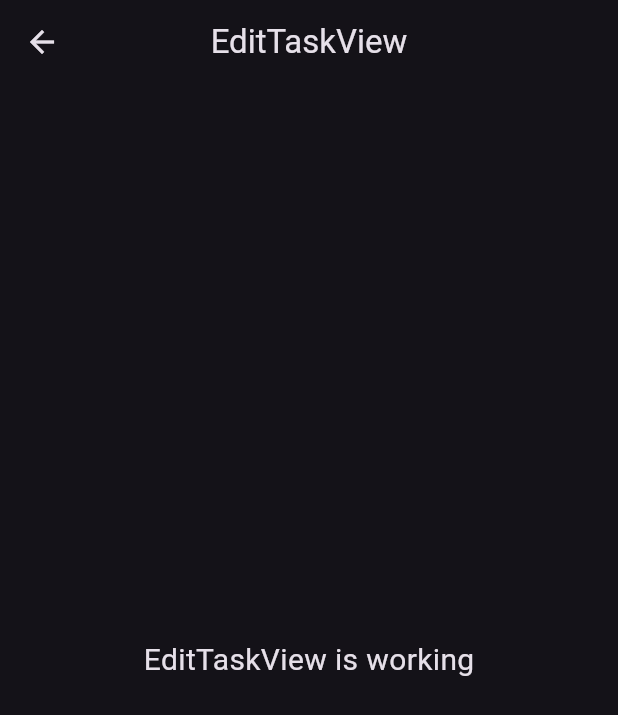
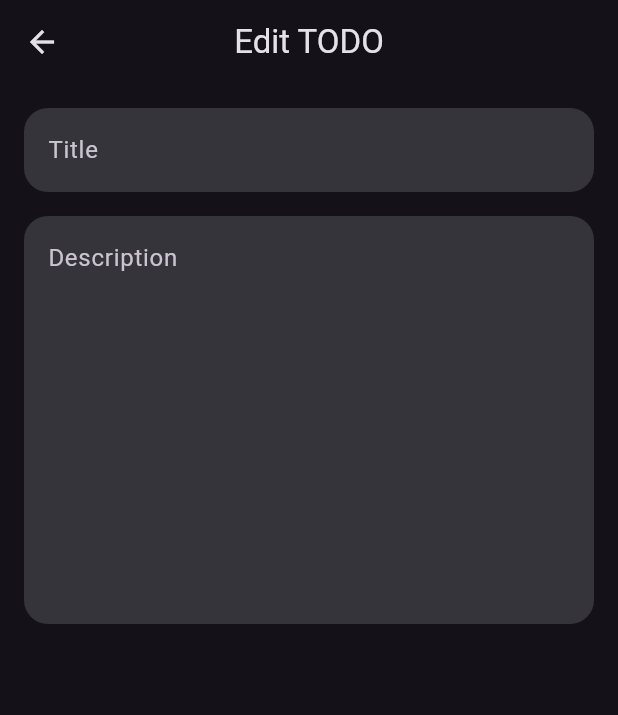
Before and after one commit to OracleMatrix/fullstack_todo_app, a Flutter app: the EditTaskView screen opened by its route, on a phone screen of 412 x 824 dp. Shown: the top 715 px of the screen. Run offline on Flutter 3.47's test engine with Material 3 defaults, Android fonts, the phone set to English and light mode, and no system bars; our stand-ins replace flutter_login, get, get_storage, google_fonts, loading_animation_widget, timeago; accounts and stored records are empty.

Commit message:
`Added form fields for title and description in EditTaskView`

```diff
--- a/lib/app/modules/home/EditTask/views/edit_task_view.dart
+++ b/lib/app/modules/home/EditTask/views/edit_task_view.dart
@@ -8,15 +8,52 @@ class EditTaskView extends GetView<EditTaskController> {
   const EditTaskView({super.key});
   @override
   Widget build(BuildContext context) {
+    final formKey = GlobalKey<FormState>();
     return Scaffold(
-      appBar: AppBar(
-        title: const Text('EditTaskView'),
-        centerTitle: true,
-      ),
-      body: const Center(
-        child: Text(
-          'EditTaskView is working',
-          style: TextStyle(fontSize: 20),
+      appBar: AppBar(title: const Text('Edit TODO'), centerTitle: true),
+      body: Form(
+        key: formKey,
+        child: Padding(
+          padding: const EdgeInsets.all(8.0),
+          child: Column(
+            children: [
+              Padding(
+                padding: const EdgeInsets.all(8.0),
+                child: TextFormField(
+                  controller: controller.titleController.value,
+                  decoration: InputDecoration(
+                    hintText: 'Title',
+                    filled: true,
+                    border: OutlineInputBorder(
+                      borderRadius: BorderRadius.circular(16),
+                      borderSide: BorderSide.none,
+                    ),
+                  ),
+                  validator: (value) {
+                    return null;
+                  },
+                ),
+              ),
+              Padding(
+                padding: const EdgeInsets.all(8.0),
+                child: TextFormField(
+                  controller: controller.descriptionController.value,
+                  decoration: InputDecoration(
+                    hintText: 'Description',
+                    filled: true,
+                    border: OutlineInputBorder(
+                      borderSide: BorderSide.none,
+                      borderRadius: BorderRadius.circular(16),
+                    ),
+                  ),
+                  validator: (value) {
+                    return null;
+                  },
+                  maxLines: 10,
+                ),
+              ),
+            ],
+          ),
         ),
       ),
     );
```
